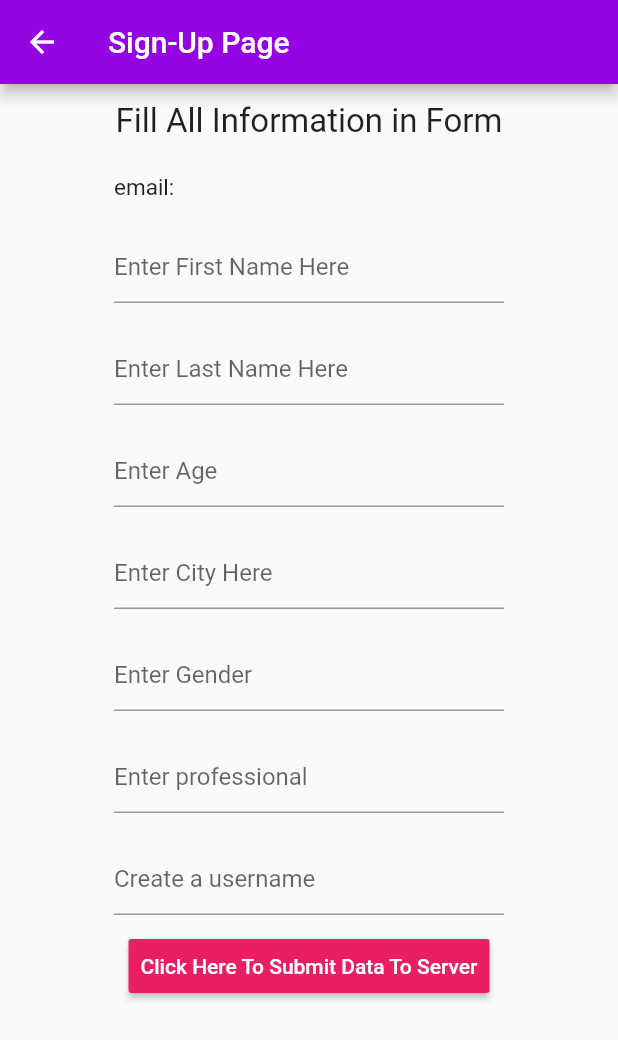
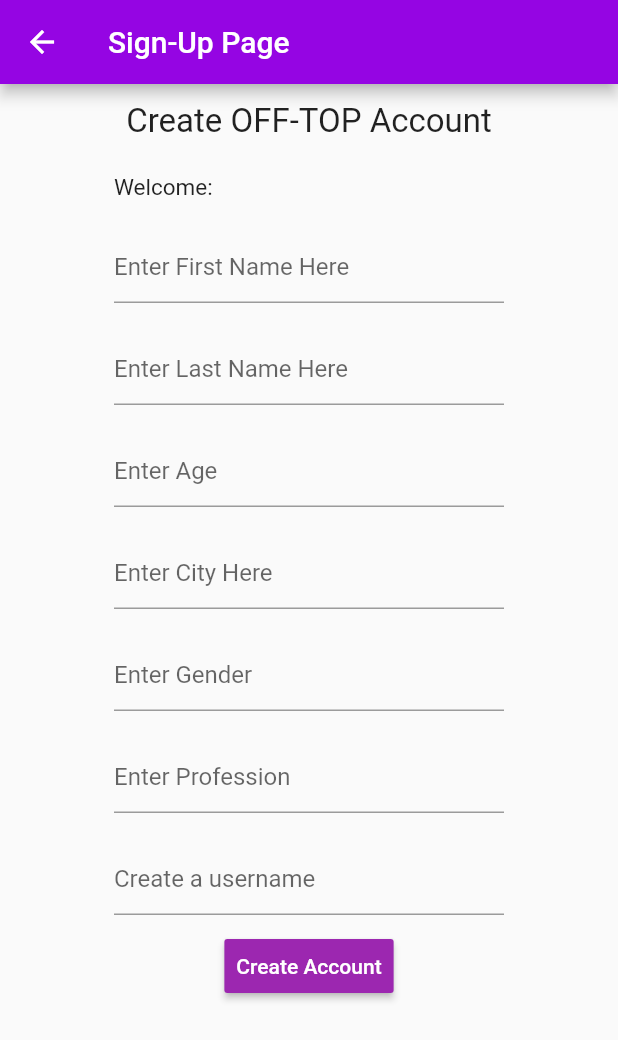
Before and after one commit to Off-Top-App/off-top-flutter, a Flutter app: the SignUp screen opened directly with empty values, on a phone screen of 412 x 824 dp. Shown: the top 1040 px of the screen. Run offline on Flutter 3.47's test engine with Material 2 defaults, Android fonts, the phone set to English and light mode, and no system bars; our stand-ins replace auto_size_text, firebase_auth, google_sign_in, modal_progress_hud, shared_preferences, syncfusion_flutter_gauges; missing offline and left inert: flutter_sound, syncfusion_flutter_core; accounts and stored records are empty.

Commit message:
Renamed variables from PR.

```diff
--- a/lib/login/accountCreation.dart
+++ b/lib/login/accountCreation.dart
@@ -20,15 +20,15 @@ class _SignUpState extends State<SignUp> {
   final TextEditingController cityController = TextEditingController();
   final TextEditingController ageController = TextEditingController();
   final TextEditingController genderController = TextEditingController();
-  final TextEditingController professionalController = TextEditingController();
+  final TextEditingController professionController = TextEditingController();
   final TextEditingController usernameController = TextEditingController();
 
   bool visible = false;
-  Future<void> makePostRequest() async {
+  Future<void> createAccount() async {
     setState(() {
       visible = true;
     });
-    debugPrint('In postrequest');
+    debugPrint('Inserting new user: {}');
 
     final String email = widget.email;
     final String password = 'HoldTheDoor';
@@ -38,7 +38,7 @@ class _SignUpState extends State<SignUp> {
     final String city = cityController.text;
     final String age = ageController.text;
     final String gender = genderController.text;
-    final String professional = professionalController.text;
+    final String profession = professionController.text;
     final String username = usernameController.text;
     final DateTime now = DateTime.now();
     final String formatDate =
@@ -51,7 +51,7 @@ class _SignUpState extends State<SignUp> {
     };
 
     final dynamic userObject = User(age, city, formatDate, deletedAt, email,
-        firstName, gender, lastName, password, professional, username);
+        firstName, gender, lastName, password, profession, username);
 
     //userObject.age = age;
 
@@ -98,12 +98,12 @@ class _SignUpState extends State<SignUp> {
             children: <Widget>[
               const Padding(
                   padding: EdgeInsets.all(12.0),
-                  child: Text('Fill All Information in Form',
+                  child: Text('Create OFF-TOP Account',
                       style: TextStyle(fontSize: 22))),
               Container(
                 width: 280.0,
                 padding: const EdgeInsets.all(10.0),
-                child: Text('email: ' + widget.email,
+                child: Text('Welcome: ' + widget.email,
                     style: const TextStyle(fontSize: 15.0)),
               ),
               Container(
@@ -163,12 +163,12 @@ class _SignUpState extends State<SignUp> {
                   width: 280.0,
                   padding: const EdgeInsets.all(10.0),
                   child: TextField(
-                    controller: professionalController,
+                    controller: professionController,
                     autocorrect: true,
                     keyboardType: TextInputType.text,
                     textCapitalization: TextCapitalization.sentences,
                     decoration:
-                        const InputDecoration(hintText: 'Enter professional'),
+                        const InputDecoration(hintText: 'Enter Profession'),
                   )),
               Container(
                   width: 280.0,
@@ -181,11 +181,11 @@ class _SignUpState extends State<SignUp> {
                         const InputDecoration(hintText: 'Create a username'),
                   )),
               RaisedButton(
-                onPressed: makePostRequest,
-                color: Colors.pink,
+                onPressed: createAccount,
+                color: Colors.purple,
                 textColor: Colors.white,
                 padding: const EdgeInsets.fromLTRB(8, 8, 8, 8),
-                child: const Text('Click Here To Submit Data To Server'),
+                child: const Text('Create Account'),
               ),
               Visibility(
                   visible: visible,
--- a/lib/models/User.dart
+++ b/lib/models/User.dart
@@ -5,7 +5,7 @@ class User {
   String firstName;
   String lastName;
   String gender;
-  String professional;
+  String profession;
   String email;
   String username;
   String password;
@@ -23,7 +23,7 @@ class User {
       this.gender,
       this.lastName,
       this.password,
-      this.professional,
+      this.profession,
       this.username) {}
 
   Map<String, dynamic> toJson() => {
@@ -33,7 +33,7 @@ class User {
         'firstName': firstName,
         'lastName': lastName,
         'gender': gender,
-        'professional': professional,
+        'profession': profession,
         'email': email,
         'username': username,
         'password': 'HoldTheDoor',
```
